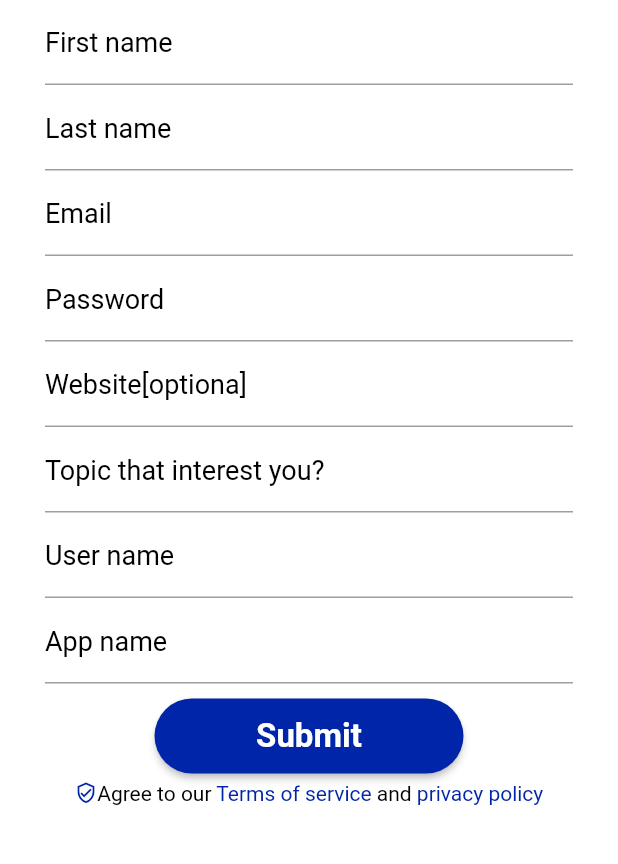
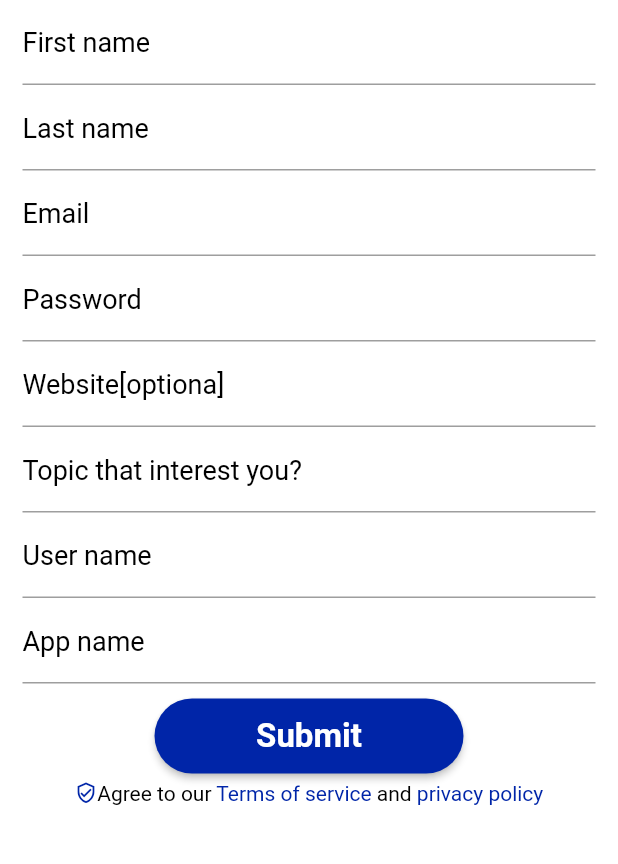
Before and after one commit to SheikhRifat/syoop_firebase-auth_reset-pass, a Flutter app: the Signup screen opened directly, on a phone screen of 412 x 824 dp, the part 323-1187 px from its top. Run offline on Flutter 3.47's test engine with Material 2 defaults, Android fonts, the phone set to English and light mode, and no system bars; our stand-ins replace get, hexcolor.

Commit message:
Added: Singlechildscroolview

```diff
--- a/lib/src/auth/entrepreneur/signup.dart
+++ b/lib/src/auth/entrepreneur/signup.dart
@@ -11,8 +11,11 @@ class Signup extends StatelessWidget {
     return Scaffold(
       resizeToAvoidBottomInset: false,
       backgroundColor: Colors.white,
-      body: Padding(
-        padding: EdgeInsets.symmetric(horizontal: 30),
+      body: Container(
+        height: Get.height,
+        width: Get.width,
+        padding: EdgeInsets.symmetric(horizontal: 15),
+        child: SingleChildScrollView(
           child: Column(
             children: [
               SizedBox(
@@ -129,6 +132,7 @@ class Signup extends StatelessWidget {
             ],
           ),
         ),
+      ),
     );
   }
 }
--- a/lib/src/auth/login_page.dart
+++ b/lib/src/auth/login_page.dart
@@ -11,7 +11,8 @@ class LoginPage extends StatelessWidget {
     return Scaffold(
       backgroundColor: Colors.white,
       body: Padding(
-        padding: EdgeInsets.symmetric(horizontal: 30),
+        padding: EdgeInsets.symmetric(horizontal: 15),
+        child: SingleChildScrollView(
           child: Column(
             children: [
               SizedBox(
@@ -94,6 +95,7 @@ class LoginPage extends StatelessWidget {
             ],
           ),
         ),
+      ),
     );
   }
 }
```
Lines whose indentation alone changed are shown as unchanged.
